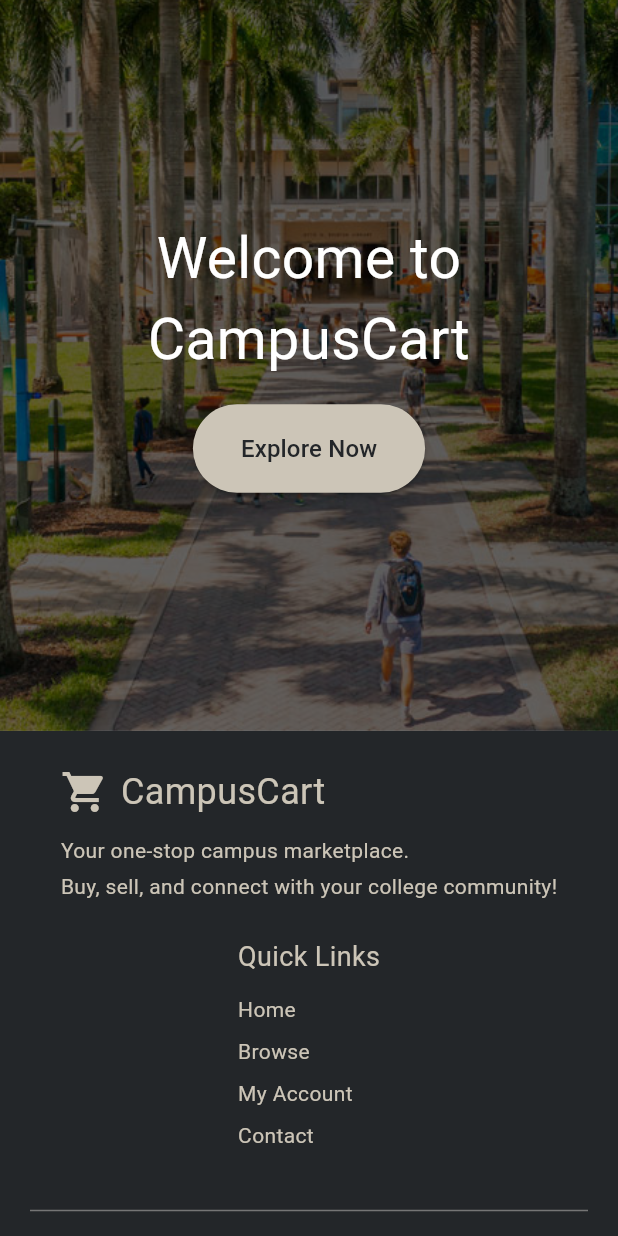
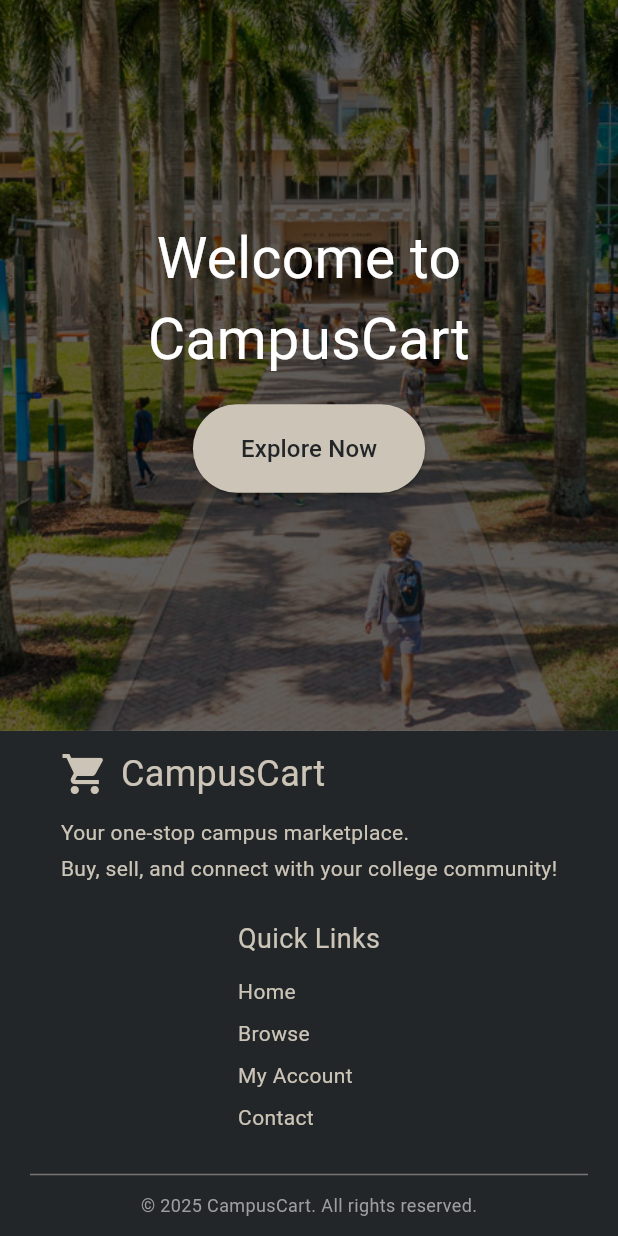
Before and after one commit to mrDracarysCS/campus_cart, a Flutter app: the screen it shows after launch, scrolled down 81 dp, on a phone screen of 412 x 824 dp. Run offline on Flutter 3.47's test engine with Material 3 defaults, Android fonts, the light colour scheme and no system bars; our stand-ins replace google_fonts, supabase_flutter; accounts and stored records are empty.

Commit message:
footer_update

```diff
--- a/campus_cart/lib/widgets/footer.dart
+++ b/campus_cart/lib/widgets/footer.dart
@@ -42,8 +42,8 @@ class Footer extends StatelessWidget {
     return Container(
       color: kPrimaryDarkColor,
       padding: EdgeInsets.symmetric(
-        vertical: isMobile ? 24 : 40,
-        horizontal: isMobile ? 20 : 80,
+        vertical: isMobile ? 12 : 20,
+        horizontal: isMobile ? 20 : 60,
       ),
       child: Column(
         crossAxisAlignment: isMobile
@@ -67,9 +67,9 @@ class Footer extends StatelessWidget {
                     const SizedBox(width: 100),
                   ],
                 ),
-          const SizedBox(height: 24),
+          const SizedBox(height: 12),
           Divider(color: Colors.grey[600]),
-          const SizedBox(height: 8),
+          const SizedBox(height: 4),
           Center(
             child: Text(
               "© ${DateTime.now().year} CampusCart. All rights reserved.",
```
